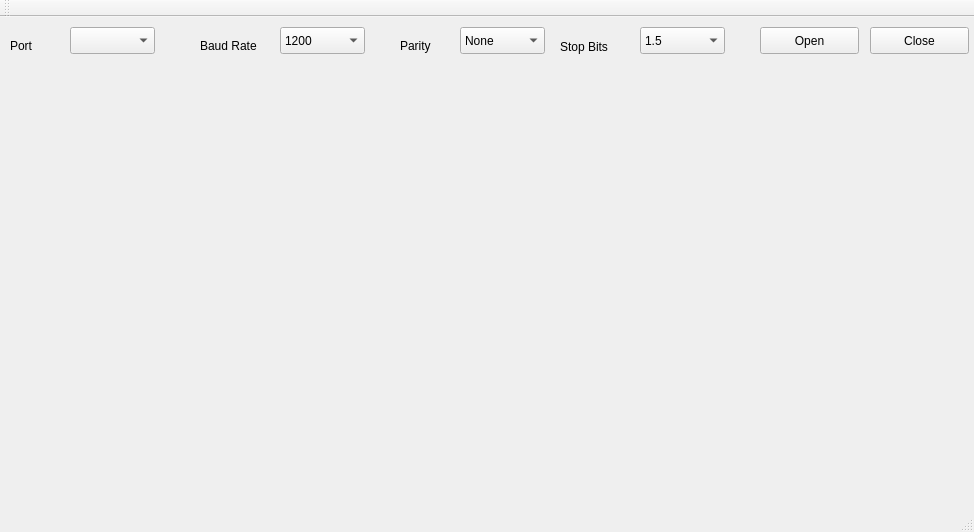
First picture: the form in serialportapp.ui, repository masaddique/serialMonitor, before the edit.
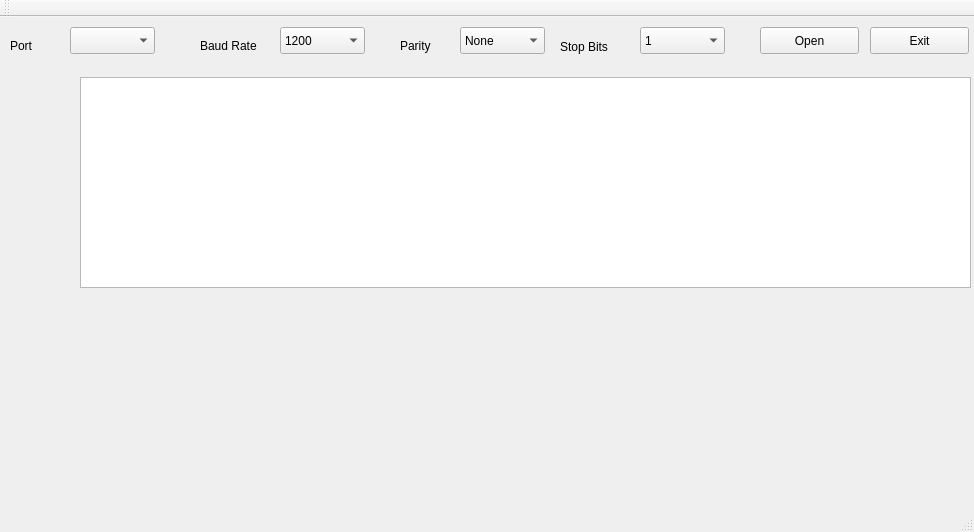
Second picture: the form after the edit.

What changed in the file:
```diff
--- a/serialportapp.ui
+++ b/serialportapp.ui
@@ -24,7 +24,7 @@
      </rect>
     </property>
     <property name="text">
-     <string>Close</string>
+     <string>Exit</string>
     </property>
    </widget>
    <widget class="QPushButton" name="portOpenBtn">
@@ -106,7 +106,7 @@
     </property>
     <item>
      <property name="text">
-      <string>1.5</string>
+      <string>1</string>
      </property>
     </item>
     <item>
@@ -202,6 +202,16 @@
      </rect>
     </property>
    </widget>
+   <widget class="QTextEdit" name="mainData">
+    <property name="geometry">
+     <rect>
+      <x>80</x>
+      <y>60</y>
+      <width>891</width>
+      <height>211</height>
+     </rect>
+    </property>
+   </widget>
   </widget>
   <widget class="QMenuBar" name="menuBar">
    <property name="geometry">
```
